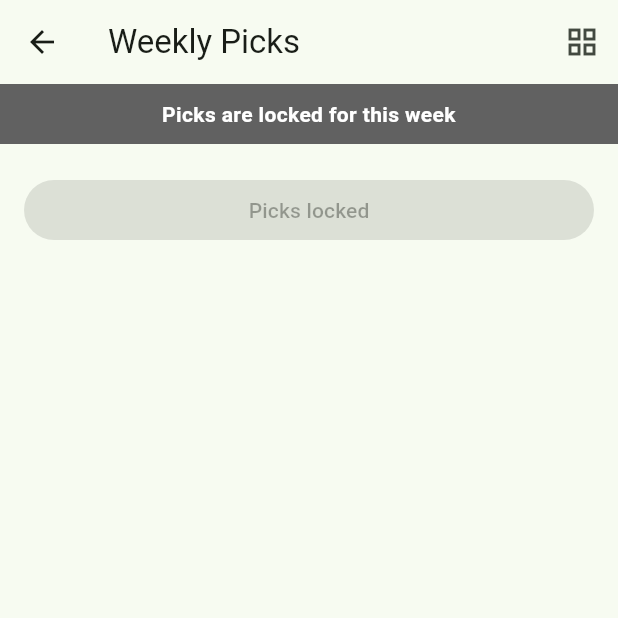
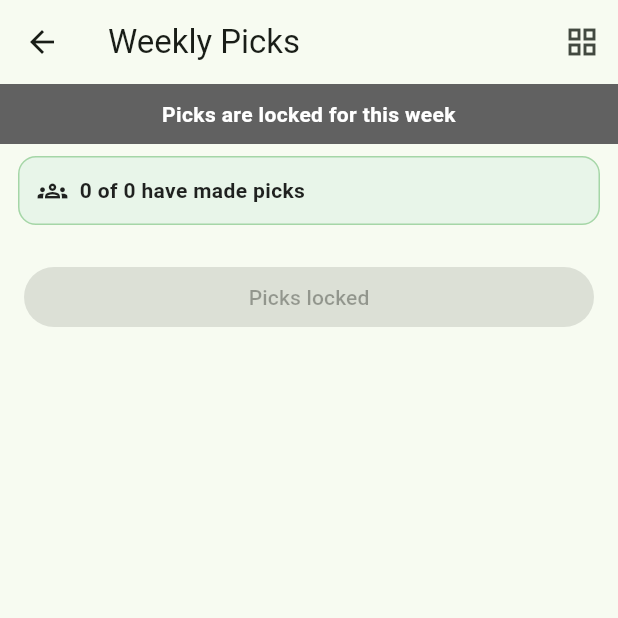
Before and after one commit to pjsusmc/football-pool, a Flutter app: the WeekPicksScreen screen opened directly with empty values, on a phone screen of 412 x 824 dp, the top half of it. Run offline on Flutter 3.47's test engine with Material 3 defaults, Android fonts, the phone set to English and light mode, and no system bars; our stand-ins replace cloud_firestore, firebase_auth, firebase_core; accounts and stored records are empty.

Commit message:
Added pick count to weekly screen, commisionner can see who hasn't made picks

```diff
--- a/lib/screens/week_picks_screen.dart
+++ b/lib/screens/week_picks_screen.dart
@@ -8,6 +8,7 @@ import '../services/picks_service.dart';
 import '../services/pool_service.dart';
 import '../widgets/countdown_banner.dart';
 import '../widgets/game_pick_card.dart';
+import '../widgets/pick_status.dart';
 import 'week_grid_screen.dart';
 
 class WeekPicksScreen extends StatefulWidget {
@@ -115,6 +116,7 @@ class _WeekPicksScreenState extends State<WeekPicksScreen> {
                   return Column(
                     children: [
                       CountdownBanner(lockAt: week.lockAt, isLocked: locked),
+                      PickStatus(poolId: widget.poolId, week: week),
                       Expanded(
                         child: ListView(
                           padding: const EdgeInsets.only(top: 8, bottom: 24),
--- /dev/null
+++ b/lib/widgets/pick_status.dart
@@ -0,0 +1,149 @@
+import 'package:flutter/material.dart';
+import 'package:intl/intl.dart';
+import 'package:provider/provider.dart';
+import '../models/pool.dart';
+import '../models/week.dart';
+import '../services/auth_service.dart';
+import '../services/picks_service.dart';
+import '../services/pool_service.dart';
+
+/// Shows how many players have made picks for a week ("4 of 8 have made picks"), reminds you
+/// if you haven't picked yet, and lets the commissioner see who is still missing.
+/// It only uses the "has submitted" markers, never anyone's actual picks.
+class PickStatus extends StatelessWidget {
+  final String poolId;
+  final Week week;
+
+  /// When set, the reminder shows a "Make picks" button that calls this.
+  final VoidCallback? onOpenPicks;
+  const PickStatus({super.key, required this.poolId, required this.week, this.onOpenPicks});
+
+  @override
+  Widget build(BuildContext context) {
+    final pools = context.read<PoolService>();
+    final picks = context.read<PicksService>();
+    final me = context.read<AuthService>().currentUser?.uid;
+
+    return StreamBuilder<Pool>(
+      stream: pools.watchPool(poolId),
+      builder: (context, poolSnap) {
+        return StreamBuilder<Set<String>>(
+          stream: picks.watchSubmittedUids(poolId, week.id),
+          builder: (context, subSnap) {
+            if (!poolSnap.hasData || !subSnap.hasData) return const SizedBox.shrink();
+            final pool = poolSnap.data!;
+            final submitted = subSnap.data!;
+            final total = pool.memberUids.length;
+            final done = pool.memberUids.where(submitted.contains).length;
+            final iMadePicks = me != null && submitted.contains(me);
+            final needsReminder = week.isOpen && me != null && !iMadePicks;
+            final isCommissioner = pool.commissionerUid == me;
+            final missing = pool.memberUids.where((u) => !submitted.contains(u)).toList();
+            final theme = Theme.of(context);
+
+            return Container(
+              width: double.infinity,
+              margin: const EdgeInsets.fromLTRB(12, 8, 12, 4),
+              padding: const EdgeInsets.all(12),
+              decoration: BoxDecoration(
+                color: needsReminder ? Colors.amber.shade100 : Colors.green.shade50,
+                borderRadius: BorderRadius.circular(12),
+                border: Border.all(color: needsReminder ? Colors.amber.shade700 : Colors.green.shade200),
+              ),
+              child: Column(
+                crossAxisAlignment: CrossAxisAlignment.start,
+                children: [
+                  if (needsReminder) ...[
+                    Row(children: [
+                      Icon(Icons.warning_amber_rounded, color: Colors.amber.shade900),
+                      const SizedBox(width: 8),
+                      Expanded(
+                        child: Text("You haven't made your ${week.title} picks yet",
+                            style: theme.textTheme.titleSmall?.copyWith(color: Colors.black87)),
+                      ),
+                    ]),
+                    Padding(
+                      padding: const EdgeInsets.only(left: 32, top: 2),
+                      child: Text(
+                        'Picks lock ${DateFormat('EEE MMM d, h:mm a').format(week.lockAt.toLocal())}',
+                        style: theme.textTheme.bodySmall?.copyWith(color: Colors.black87),
+                      ),
+                    ),
+                    if (onOpenPicks != null)
+                      Padding(
+                        padding: const EdgeInsets.only(left: 32, top: 8),
+                        child: FilledButton(onPressed: onOpenPicks, child: const Text('Make my picks')),
+                      ),
+                    const SizedBox(height: 8),
+                  ] else if (iMadePicks)
+                    Padding(
+                      padding: const EdgeInsets.only(bottom: 6),
+                      child: Row(children: [
+                        Icon(Icons.check_circle, color: Colors.green.shade700),
+                        const SizedBox(width: 8),
+                        Text("You're in for ${week.title}",
+                            style: theme.textTheme.titleSmall?.copyWith(color: Colors.black87)),
+                      ]),
+                    ),
+                  Row(children: [
+                    const Icon(Icons.groups_outlined, size: 20, color: Colors.black87),
+                    const SizedBox(width: 8),
+                    Expanded(
+                      child: Text('$done of $total have made picks',
+                          style: theme.textTheme.bodyMedium
+                              ?.copyWith(fontWeight: FontWeight.w600, color: Colors.black87)),
+                    ),
+                    if (isCommissioner && missing.isNotEmpty)
+                      TextButton(
+                        onPressed: () => _showMissing(context, week.title, missing),
+                        child: const Text("Who hasn't picked?"),
+                      ),
+                  ]),
+                ],
+              ),
+            );
+          },
+        );
+      },
+    );
+  }
+
+  Future<void> _showMissing(BuildContext context, String weekTitle, List<String> missing) {
+    final auth = context.read<AuthService>();
+    return showDialog<void>(
+      context: context,
+      builder: (ctx) => AlertDialog(
+        title: Text("Haven't picked for $weekTitle"),
+        content: SizedBox(
+          width: 320,
+          child: FutureBuilder<Map<String, String>>(
+            future: auth.displayNames(missing),
+            builder: (context, snap) {
+              if (!snap.hasData) {
+                return const SizedBox(height: 60, child: Center(child: CircularProgressIndicator()));
+              }
+              final names = missing.map((u) => snap.data![u] ?? 'Player').toList()
+                ..sort((a, b) => a.toLowerCase().compareTo(b.toLowerCase()));
+              return Column(
+                mainAxisSize: MainAxisSize.min,
+                crossAxisAlignment: CrossAxisAlignment.start,
+                children: [
+                  for (final n in names)
+                    Padding(
+                      padding: const EdgeInsets.symmetric(vertical: 3),
+                      child: Row(children: [
+                        const Icon(Icons.person_outline, size: 18),
+                        const SizedBox(width: 8),
+                        Expanded(child: Text(n)),
+                      ]),
+                    ),
+                ],
+              );
+            },
+          ),
+        ),
+        actions: [TextButton(onPressed: () => Navigator.pop(ctx), child: const Text('Close'))],
+      ),
+    );
+  }
+}
```
Also changed, not shown: lib/screens/pool_home_screen.dart (+16 -48 lines), 1 other file.
